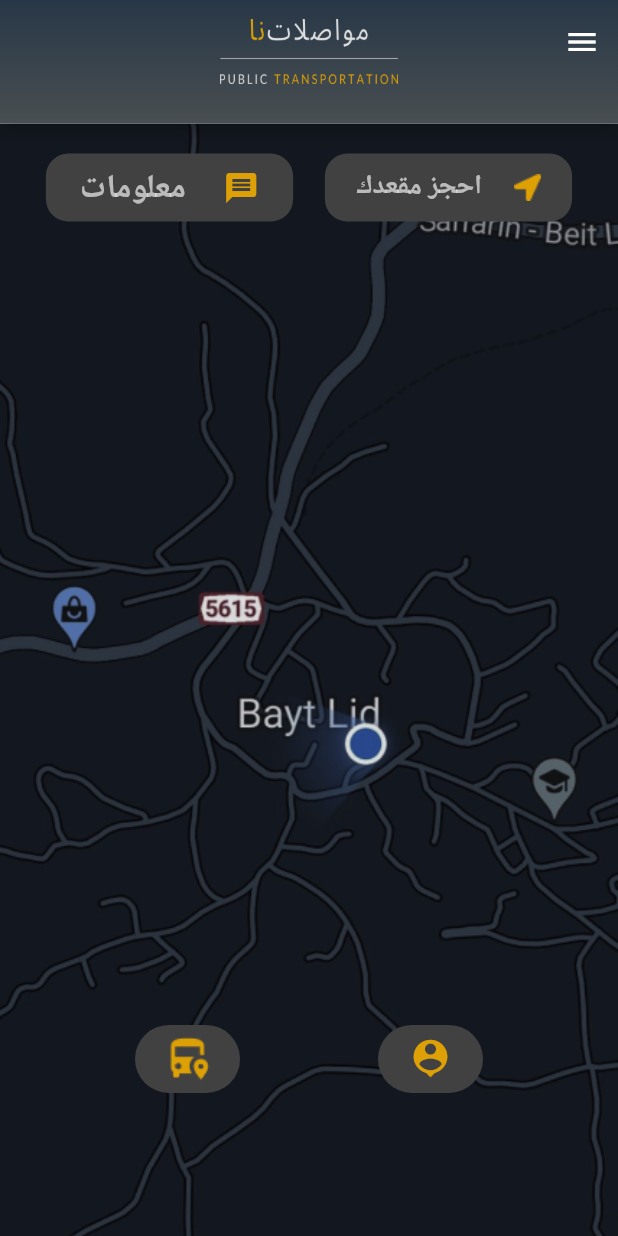
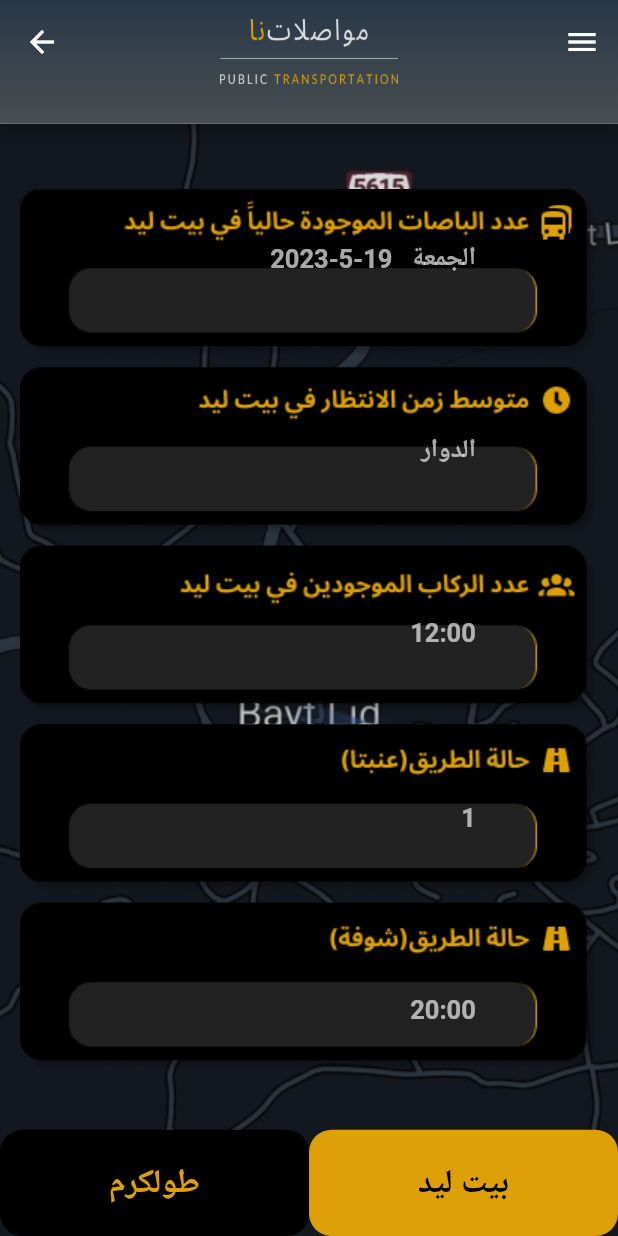
Before and after one commit to Mahmoud-Draidi/GraduationProject, a Flutter app: the RHome screen opened directly, after a tap on "معلومات", on a phone screen of 412 x 824 dp. Run offline on Flutter 3.47's test engine with Material 2 defaults, Android fonts, the light colour scheme and no system bars; our stand-ins replace awesome_dialog, cloud_firestore, firebase_auth, firebase_core, google_fonts, shared_preferences; missing offline and left inert: flutter_cupertino_datetime_picker; accounts and stored records are empty; Roboto replaces fonts that are missing (Vazirmatn).

Commit message:
added the info screen

```diff
--- a/lib/main.dart
+++ b/lib/main.dart
@@ -18,7 +18,7 @@ import 'package:provider/provider.dart';
 import 'firebase_options.dart';
 import 'package:shared_preferences/shared_preferences.dart';
 import 'package:mowasulatuna/screens/rider_screens/r_home.dart';
-
+import 'package:mowasulatuna/screens/rider_screens/info_screen.dart';
 import 'screens/common_screens/edit_profile_screen.dart';
 
 // import 'package:firebase_core/firebase_core.dart';
--- /dev/null
+++ b/lib/screens/rider_screens/info_screen.dart
@@ -0,0 +1,239 @@
+import 'package:flutter/cupertino.dart';
+import 'package:flutter/material.dart';
+import 'package:google_fonts/google_fonts.dart';
+import 'package:provider/provider.dart';
+import 'package:mowasulatuna/screens/rider_screens/info_screen2.dart';
+import '../../providers/book_provider.dart';
+
+class MyInfoScreen extends StatelessWidget {
+  @override
+  Widget build(BuildContext context) {
+    final pro = Provider.of<BookProvider>(context);
+    double h = MediaQuery.of(context).size.height;
+    double w = MediaQuery.of(context).size.width;
+    return Container(
+      height: h,
+      width: w,
+      child: Scaffold(
+        //AppBar
+        appBar: PreferredSize(
+          preferredSize: Size.fromHeight(h * 0.10), // here the desired height
+          child: AppBar(
+            flexibleSpace: Container(
+              height: h * 0.13,
+              width: w,
+              decoration: BoxDecoration(
+                gradient: LinearGradient(
+                  begin: Alignment.topCenter,
+                  end: Alignment.bottomCenter,
+                  colors: [
+                    Color(0xff1a2636).withOpacity(0.8),
+                    Color(0xff434343).withOpacity(0.8),
+                  ],
+                ),
+              ),
+            ),
+            title: Column(
+              children: [
+                Container(
+                  margin: EdgeInsets.only(
+                    top: h * 0.015,
+                  ),
+                  height: h * 0.053,
+                  width: w * 0.38,
+                  child: Image.asset('assets/images/logoText.png'),
+                ),
+              ],
+            ),
+            centerTitle: true,
+          ),
+        ),
+        body: Container(
+          height: h,
+          width: w,
+          decoration: BoxDecoration(
+            image: DecorationImage(
+              image: AssetImage('assets/images/background.png'),
+              fit: BoxFit.cover,
+            ),
+          ),
+          child: Column(
+            mainAxisAlignment: MainAxisAlignment.end,
+            children: [
+              Expanded(
+                child: Stack(
+                  children: [
+                    Container(
+                      margin: EdgeInsets.only(top: 10, bottom: 5),
+                      padding: EdgeInsets.only(top: 30, bottom: 30),
+                      decoration: BoxDecoration(
+                        image: DecorationImage(
+                          image: AssetImage(
+                              'assets/images/Group_5.png'
+                          ),
+                        ),
+                      ),
+                    ),
+                    Positioned(
+                      top: h*0.095,
+                      right: w*0.23,
+                      child: Text(
+                        pro.getDetailsDayDate(),
+                        textAlign: TextAlign.right,
+                        style: GoogleFonts.vazirmatn(
+                          color: Color(0xb2f0f0f0),
+                          textStyle: const TextStyle(
+                            fontSize: 17,
+                            fontWeight: FontWeight.w700,
+                          ),
+                        ),
+                      ),
+                    ),
+                    Positioned(
+                      top: h*0.25,
+                      right: w*0.23,
+                      child: Text(
+                        pro.getDetailsLocation(),
+                        textAlign: TextAlign.right,
+                        style: GoogleFonts.vazirmatn(
+                          color: Color(0xb2f0f0f0),
+                          textStyle: const TextStyle(
+                            fontSize: 17,
+                            fontWeight: FontWeight.w700,
+                          ),
+                        ),
+                      ),
+                    ),
+                    Positioned(
+                      top: h*0.4,
+                      right: w*0.23,
+                      child: Text(
+                        pro.getDetailsBookTime(),
+                        textAlign: TextAlign.right,
+                        style: GoogleFonts.vazirmatn(
+                          color: Color(0xb2f0f0f0),
+                          textStyle: const TextStyle(
+                            fontSize: 17,
+                            fontWeight: FontWeight.w700,
+                          ),
+                        ),
+                      ),
+                    ),
+                    Positioned(
+                      top: h*0.55,
+                      right: w*0.23,
+                      child: Text(
+                        pro.getDetailsNumOfPersons(),
+                        textAlign: TextAlign.right,
+                        style: GoogleFonts.vazirmatn(
+                          color: Color(0xb2f0f0f0),
+                          textStyle: const TextStyle(
+                            fontSize: 17,
+                            fontWeight: FontWeight.w700,
+                          ),
+                        ),
+                      ),
+                    ),
+                    Positioned(
+                      top: h*0.705,
+                      right: w*0.23,
+                      child: Text(
+                        pro.getDetailsExpectedBusTime(),
+                        textAlign: TextAlign.right,
+                        style: GoogleFonts.vazirmatn(
+                          color: Color(0xb2f0f0f0),
+                          textStyle: const TextStyle(
+                            fontSize: 17,
+                            fontWeight: FontWeight.w700,
+                          ),
+                        ),
+                      ),
+                    ),
+                  ],
+                ),
+              ),
+              Row(
+                children: [
+                  Expanded(
+                    child: GestureDetector(
+                      child: Container(
+                        height: h * 0.086,
+                        decoration: BoxDecoration(
+                          color: Colors.black,
+                          borderRadius: BorderRadius.circular(15),
+                        ),
+                        child: Row(
+                          mainAxisAlignment: MainAxisAlignment.center,
+                          children: [
+                            Text(
+                              "طولكرم",
+                              textAlign: TextAlign.center,
+                              style: GoogleFonts.vazirmatn(
+                                color: Color(0xffdda006),
+                                textStyle: TextStyle(
+                                  fontSize: 22,
+                                  fontWeight: FontWeight.w700,
+                                ),
+                              ),
+                            ),
+                          ],
+                        ),
+                      ),
+                      onTap: () {
+                        Navigator.pushReplacement(
+                              context,
+                              MaterialPageRoute(
+                                builder: (context) =>  MyInfoScreenTwo(),
+                              ),
+                            );
+                      },
+                    ),
+                  ),
+                  Expanded(
+                    child: GestureDetector(
+                      onTap: () async {
+                        Navigator.pushReplacement(
+                              context,
+                              MaterialPageRoute(
+                                builder: (context) =>  MyInfoScreen(),
+                              ),
+                            );
+                      },
+                      child: Container(
+                        height: h * 0.086,
+                        decoration: BoxDecoration(
+                          color: const Color(0xffdda006),
+                          borderRadius: BorderRadius.circular(15),
+                        ),
+                        child: Row(
+                          mainAxisAlignment: MainAxisAlignment.center,
+                          children: [
+                            Text(
+                              "بيت ليد",
+                              textAlign: TextAlign.center,
+                              style: GoogleFonts.vazirmatn(
+                                color: Colors.black,
+                                textStyle: TextStyle(
+                                  fontSize: 22,
+                                  fontWeight: FontWeight.w700,
+                                ),
+                              ),
+                            ),
+                          ],
+                        ),
+                      ),
+                    ),
+                  ),
+                ],
+              ),
+            ],
+          ),
+        ),
+        endDrawer: Drawer(
+          backgroundColor: Color(0x3f000000),
+          child: Container(),
+        ),
+      ),
+    );
+  }
+}
--- a/lib/screens/rider_screens/r_home.dart
+++ b/lib/screens/rider_screens/r_home.dart
@@ -3,7 +3,7 @@ import 'package:flutter/material.dart';
 import 'package:google_fonts/google_fonts.dart';
 import 'package:mowasulatuna/screens/common_screens/my_drawer.dart';
 import 'package:provider/provider.dart';
-
+import 'package:mowasulatuna/screens/rider_screens/info_screen.dart';
 import '../../providers/book_provider.dart';
 
 class RHome extends StatelessWidget {
@@ -66,7 +66,14 @@ class RHome extends StatelessWidget {
                     mainAxisAlignment: MainAxisAlignment.spaceAround,
                     children: [
                       GestureDetector(
-                        onTap: () {},
+                        onTap: () {
+                          Navigator.pushReplacement(
+                              context,
+                              MaterialPageRoute(
+                                builder: (context) =>  MyInfoScreen(),
+                              ),
+                            );
+                        },
                         child: Container(
                           height: h * 0.055,
                           width: w * 0.4,
```
Also changed, not shown: lib/screens/rider_screens/info_screen2.dart (added, +239 -0 lines), assets/images/Group_5.png (added), assets/images/Group_6.png (added), pubspec.lock.
